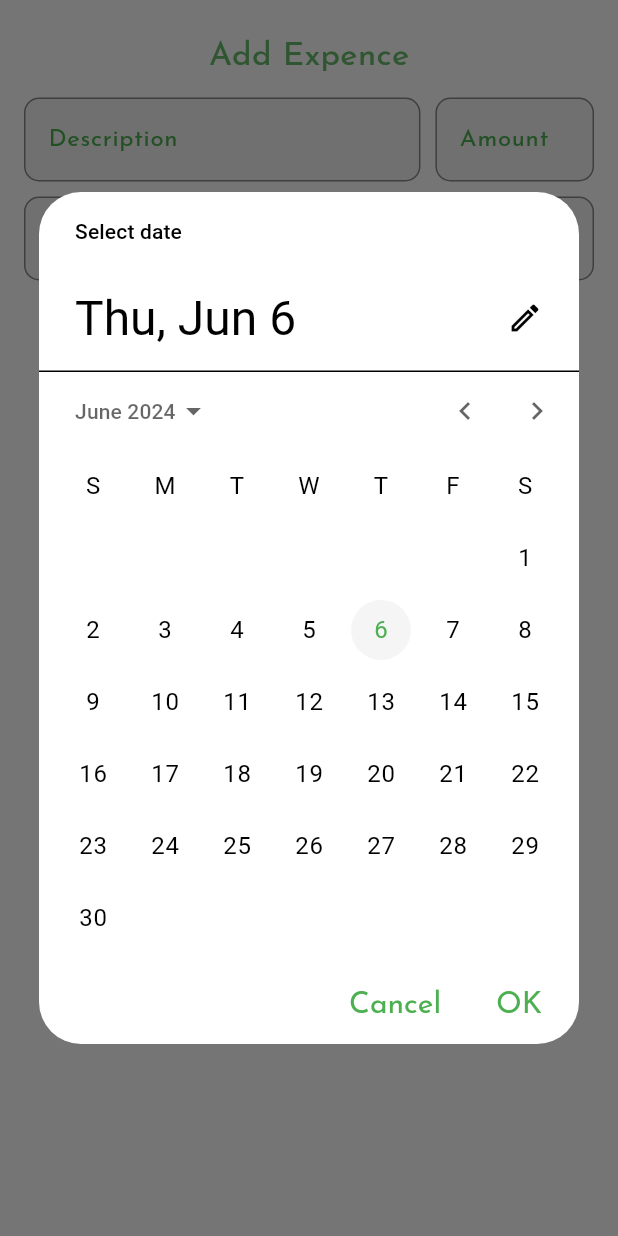
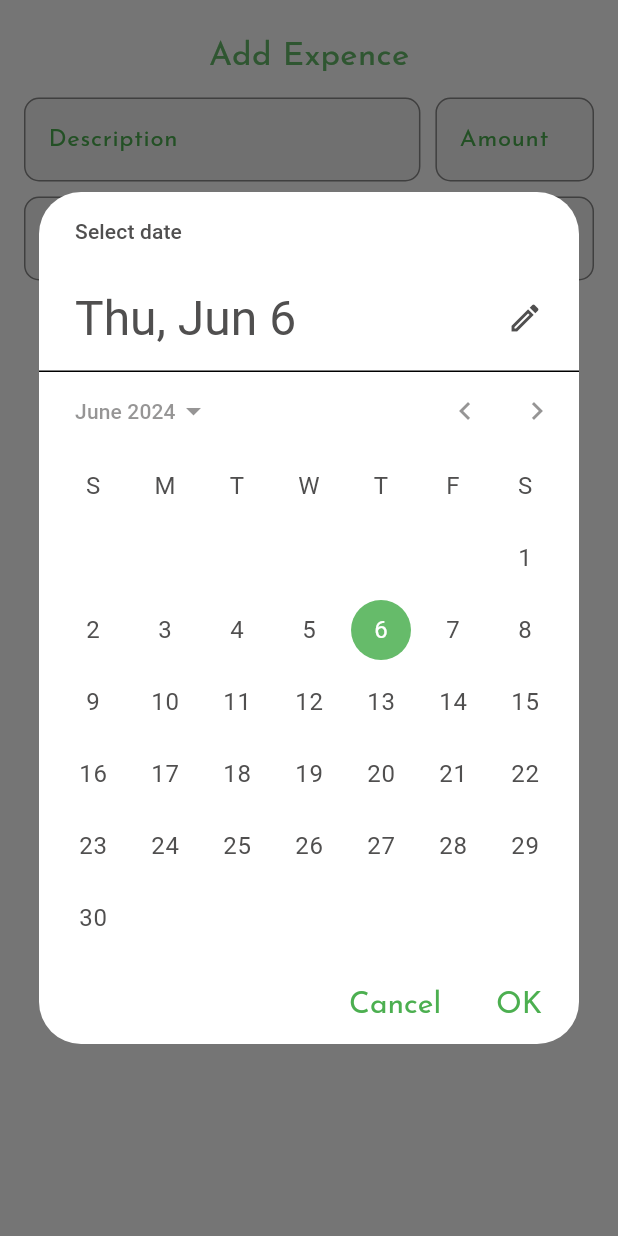
Before and after one commit to bieniadev/TrAcKeR, a Flutter app: the AddExpenceModal widget shown alone on an empty page, opened directly, after a tap on an icon or button, on a phone screen of 412 x 824 dp. Run offline on Flutter 3.47's test engine with Material 3 defaults, Android fonts, the phone set to English and light mode, and no system bars; drawn by our look-alikes of dropdown_textfield; our stand-ins replace flutter_riverpod, google_fonts, hive, hive_flutter; accounts and stored records are empty.

Commit message:
calendar colors fix

```diff
--- a/lib/components/add_expence_modal.dart
+++ b/lib/components/add_expence_modal.dart
@@ -69,20 +69,20 @@ class _AddExpenceModalState extends ConsumerState<AddExpenceModal> {
       lastDate: lastDate,
       builder: (context, child) {
         return Theme(
-          data: ref.read(isDarkmodeProvider) ? darkMode : lightMode,
-          // data: Theme.of(context).copyWith(
-          //   colorScheme: ColorScheme.light(
-          //       // seedColor: Colors.green[200],
-          //       primary: Colors.green.shade500, // header background color
-          //       onPrimary: Colors.black, // header text color
-          //       onSurface: Colors.green, // body text color
-          //       background: Theme.of(context).colorScheme.primary),
-          //   textButtonTheme: TextButtonThemeData(
-          //     style: TextButton.styleFrom(
-          //         // foregroundColor: Colors.red, // button text color
-          //         textStyle: GoogleFonts.josefinSans(color: Colors.green.shade400, fontSize: 20)),
-          //   ),
-          // ),
+          // data: ref.watch(isDarkmodeProvider) ? darkMode : lightMode,
+          data: ref.watch(isDarkmodeProvider)
+              ? Theme.of(context).copyWith(
+                  colorScheme: ColorScheme.dark(primary: Colors.green.shade200, onPrimary: Colors.black, onSurface: Theme.of(context).colorScheme.inversePrimary, background: Colors.black),
+                  textButtonTheme: TextButtonThemeData(
+                    style: TextButton.styleFrom(foregroundColor: Colors.green.shade300, textStyle: GoogleFonts.josefinSans(color: Colors.green.shade300, fontSize: 20)),
+                  ),
+                )
+              : Theme.of(context).copyWith(
+                  colorScheme: ColorScheme.light(primary: Colors.green.shade400, onPrimary: Colors.white, onSurface: Theme.of(context).colorScheme.inversePrimary, background: Colors.white),
+                  textButtonTheme: TextButtonThemeData(
+                    style: TextButton.styleFrom(foregroundColor: Colors.green.shade500, textStyle: GoogleFonts.josefinSans(color: Colors.green.shade500, fontSize: 20)),
+                  ),
+                ),
           child: child!,
         );
       },
```
